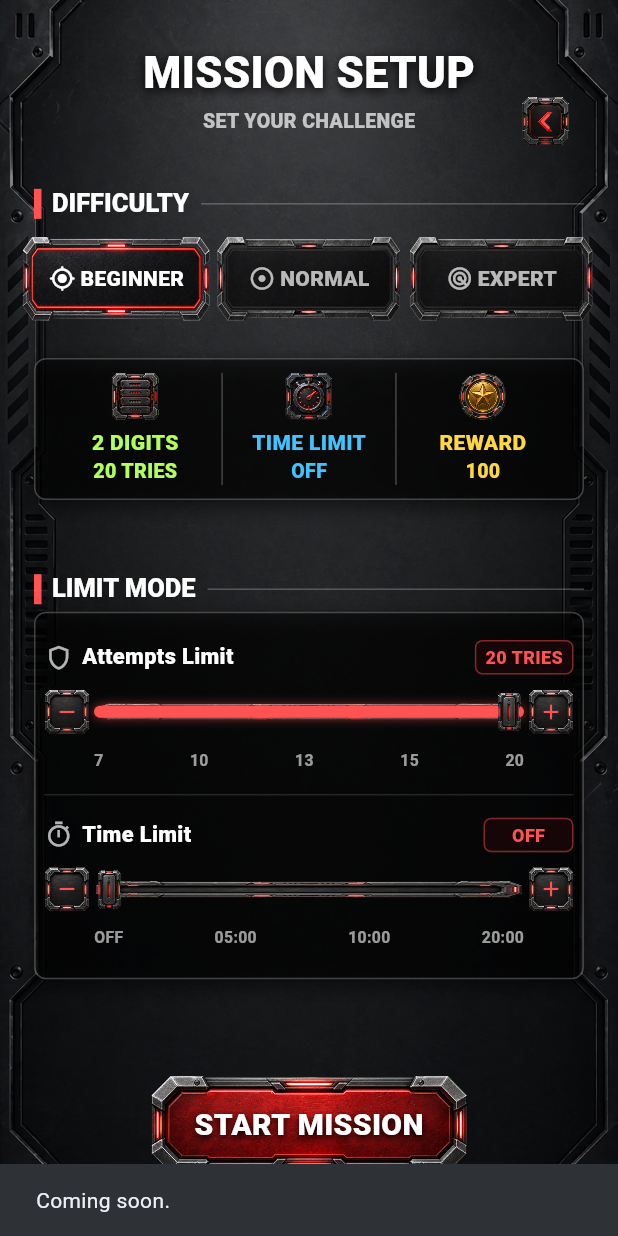
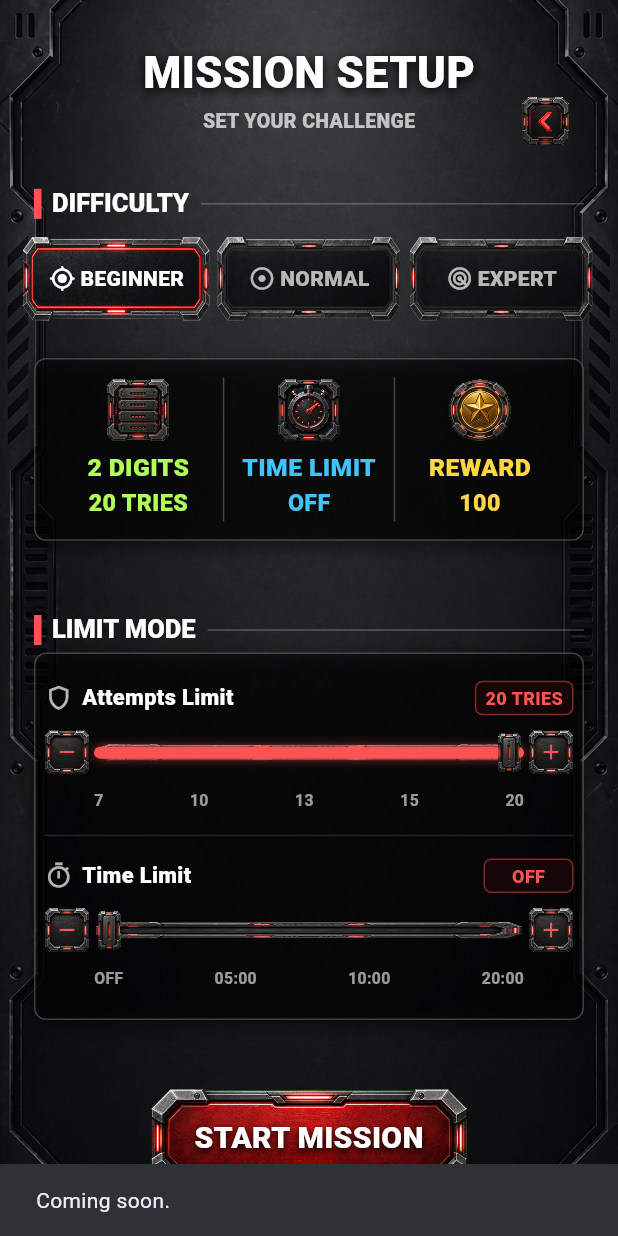
Before and after one commit to khan4rose/bombcode, a Flutter app: the ModeSelectScreen screen opened directly, on a phone screen of 412 x 824 dp. Run offline on Flutter 3.47's test engine with Material 3 defaults, Android fonts, the phone set to English and light mode, and no system bars; our stand-ins replace shared_preferences; accounts and stored records are empty.

Commit message:
Polish mission setup visuals 5.6

```diff
--- a/lib/features/mode_select/mode_select_screen.dart
+++ b/lib/features/mode_select/mode_select_screen.dart
@@ -70,7 +70,7 @@ class _ModeSelectScreenState extends State<ModeSelectScreen> {
             final limitSectionGap = (sectionGap * 2).clamp(36.0, 52.0);
             final topHeight = (height * 0.12).clamp(78.0, 98.0);
             final difficultyHeight = (height * 0.108).clamp(66.0, 88.0);
-            final summaryHeight = (height * 0.115).clamp(68.0, 96.0);
+            final summaryHeight = (height * 0.148).clamp(90.0, 122.0);
             final limitHeight = (height * 0.335).clamp(220.0, 270.0);
             final startButtonHeight = (height * 0.082).clamp(44.0, 68.0);
 
@@ -335,6 +335,7 @@ class _DifficultySummary extends StatelessWidget {
         : _formatTimeLimit(config.timeLimit!.inMinutes);
 
     return _Panel(
+      padding: const EdgeInsets.symmetric(horizontal: 12, vertical: 12),
       child: Row(
         children: [
           Expanded(
@@ -395,19 +396,19 @@ class _SummaryColumn extends StatelessWidget {
         mainAxisAlignment: MainAxisAlignment.center,
         children: [
           SizedBox(
-            width: 34,
-            height: 34,
+            width: 42,
+            height: 42,
             child: _MissionAsset(
               name: assetName,
-              fallback: Icon(fallbackIcon, color: color, size: 32),
+              fallback: Icon(fallbackIcon, color: color, size: 40),
             ),
           ),
-          const SizedBox(height: 5),
+          const SizedBox(height: 6),
           Text(
             line1,
             style: TextStyle(
               color: color,
-              fontSize: 15,
+              fontSize: 16.5,
               fontWeight: FontWeight.w900,
             ),
           ),
@@ -415,7 +416,7 @@ class _SummaryColumn extends StatelessWidget {
             line2,
             style: TextStyle(
               color: color,
-              fontSize: 14,
+              fontSize: 15.5,
               fontWeight: FontWeight.w800,
             ),
           ),
```
Also changed, not shown: 3 other files.
